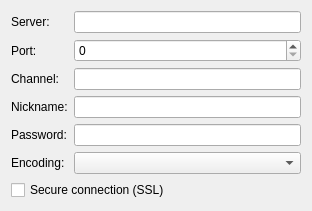
Before: the Qt Designer form src/plugins/azoth/plugins/acetamide/ircjoingroupchat.ui in 0xd34df00d/leechcraft, drawn with Qt 5.
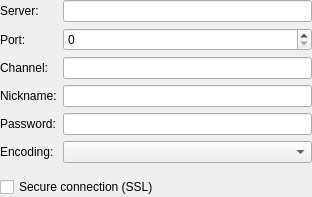
After: the same form once the commit is applied.

Commit message: Azoth Acetamide: fixed layouts margins.

What changed in the file:
```diff
--- a/src/plugins/azoth/plugins/acetamide/ircjoingroupchat.ui
+++ b/src/plugins/azoth/plugins/acetamide/ircjoingroupchat.ui
@@ -14,6 +14,9 @@
    <string/>
   </property>
   <layout class="QVBoxLayout" name="verticalLayout">
+   <property name="margin">
+    <number>0</number>
+   </property>
    <item>
     <layout class="QFormLayout" name="formLayout">
      <property name="fieldGrowthPolicy">
```
The commit also changes 1 other file.
